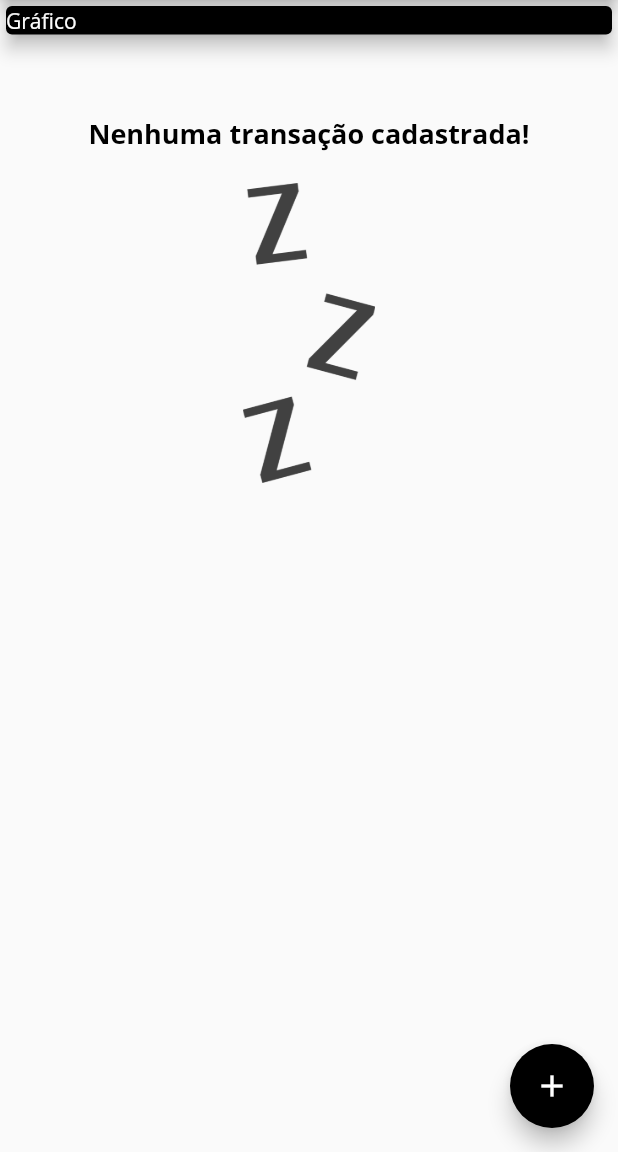
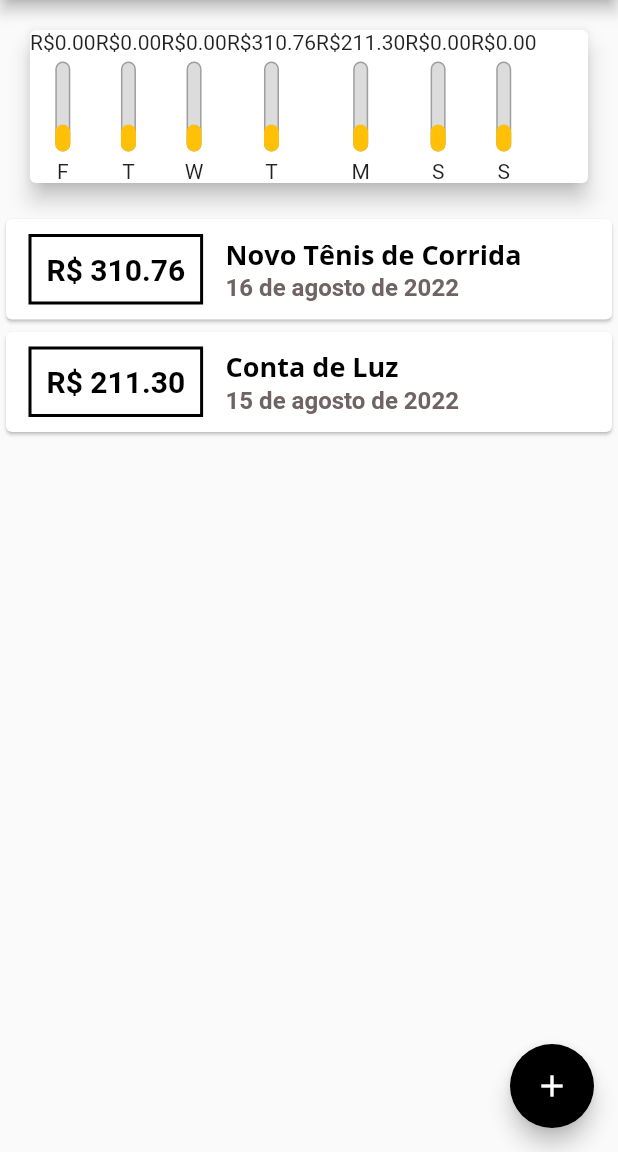
Before and after one commit to unleed-l/flutter-planner, a Flutter app: the screen it shows after launch, on a phone screen of 412 x 824 dp, the part 84-1236 px from its top. Run offline on Flutter 3.47's test engine with Material 2 defaults, Android fonts, the light colour scheme and no system bars.

Commit message:
add graph bars

```diff
--- /dev/null
+++ b/lib/components/chart.dart
@@ -0,0 +1,53 @@
+import 'package:flutter/material.dart';
+import 'package:intl/intl.dart';
+import '../models/transaction.dart';
+import 'chart_bar.dart';
+
+class Chart extends StatelessWidget {
+  final List<Transaction> recentTransaction;
+
+  const Chart(this.recentTransaction, {Key? key}) : super(key: key);
+
+  List<Map<String, Object>> get groupedTransactions {
+    return List.generate(7, (index) {
+      final weekDay = DateTime.now().subtract(
+        Duration(days: index),
+      );
+
+      double totalSum = 0.0;
+
+      for (var i = 0; i < recentTransaction.length; i++) {
+        bool sameDay = recentTransaction[i].date.day == weekDay.day;
+        bool sameMonth = recentTransaction[i].date.month == weekDay.month;
+        bool sameYear = recentTransaction[i].date.year == weekDay.year;
+
+        if (sameDay && sameMonth && sameYear) {
+          totalSum += recentTransaction[i].value;
+        }
+      }
+
+      return {
+        'day': DateFormat.E().format(weekDay)[0],
+        'value': totalSum,
+      };
+    });
+  }
+
+  @override
+  Widget build(BuildContext context) {
+    groupedTransactions;
+    return Card(
+      elevation: 6,
+      margin: const EdgeInsets.all(20),
+      child: Row(
+        children: groupedTransactions.map((tr) {
+          return ChartBar(
+            label: tr['day'].toString(),
+            value: double.tryParse(tr['value'].toString()) ?? 0.0,
+            percentage: 0.3,
+          );
+        }).toList(),
+      ),
+    );
+  }
+}
--- /dev/null
+++ b/lib/components/chart_bar.dart
@@ -0,0 +1,56 @@
+import 'package:flutter/material.dart';
+
+class ChartBar extends StatelessWidget {
+  final String label;
+  final double value;
+  final double percentage;
+
+  const ChartBar(
+      {Key? key,
+      required this.label,
+      required this.value,
+      required this.percentage})
+      : super(key: key);
+
+  @override
+  Widget build(BuildContext context) {
+    return Column(
+      children: <Widget>[
+        Text(
+          'R\$${value.toStringAsFixed(2)}',
+        ),
+        const SizedBox(height: 5),
+        SizedBox(
+          height: 60,
+          width: 10,
+          child: Stack(
+            alignment: AlignmentDirectional.bottomCenter,
+            children: <Widget>[
+              Container(
+                decoration: BoxDecoration(
+                  border: Border.all(
+                    color: Colors.grey,
+                    width: 1.0,
+                  ),
+                  color: const Color.fromRGBO(220, 220, 220, 1),
+                  borderRadius: BorderRadius.circular(5),
+                ),
+              ),
+              FractionallySizedBox(
+                heightFactor: percentage,
+                child: Container(
+                  decoration: BoxDecoration(
+                    color: Theme.of(context).colorScheme.primary,
+                    borderRadius: BorderRadius.circular(5),
+                  ),
+                ),
+              ),
+            ],
+          ),
+        ),
+        const SizedBox(height: 5),
+        Text(label),
+      ],
+    );
+  }
+}
--- a/lib/main.dart
+++ b/lib/main.dart
@@ -3,6 +3,7 @@
 import 'dart:math';
 import './components/transaction_form.dart';
 import './components/transaction_list.dart';
+import 'components/chart.dart';
 import 'models/transaction.dart';
 
 main() => runApp(const PlannerApp());
@@ -62,19 +63,27 @@
 
 class MyHomePageState extends State<MyHomePage> {
   final List<Transaction> _transactions = [
-    // Transaction(
-    //   id: 't1',
-    //   title: 'Novo Tênis de Corrida',
-    //   value: 310.76,
-    //   date: DateTime.now(),
-    // ),
-    // Transaction(
-    //   id: 't2',
-    //   title: 'Conta de Luz',
-    //   value: 211.30,
-    //   date: DateTime.now(),
-    // ),
+    Transaction(
+      id: 't1',
+      title: 'Novo Tênis de Corrida',
+      value: 310.76,
+      date: DateTime.now().subtract(const Duration(days: 3)),
+    ),
+    Transaction(
+      id: 't2',
+      title: 'Conta de Luz',
+      value: 211.30,
+      date: DateTime.now().subtract(const Duration(days: 4)),
+    ),
   ];
+
+  List<Transaction> get _recentTransactions {
+    return _transactions.where((tr) {
+      return tr.date.isAfter(DateTime.now().subtract(
+        const Duration(days: 7),
+      ));
+    }).toList();
+  }
 
   _addTransaction(String title, double value) {
     final newTransaction = Transaction(
@@ -116,17 +125,7 @@
         child: Column(
           crossAxisAlignment: CrossAxisAlignment.stretch,
           children: <Widget>[
-            SizedBox(
-              width: double.infinity,
-              child: Card(
-                color: Theme.of(context).colorScheme.secondary,
-                elevation: 5,
-                child: Text(
-                  'Gráfico',
-                  style: Theme.of(context).textTheme.headline5,
-                ),
-              ),
-            ),
+            Chart(_recentTransactions),
             TransactionList(transactions: _transactions),
           ],
         ),
```
